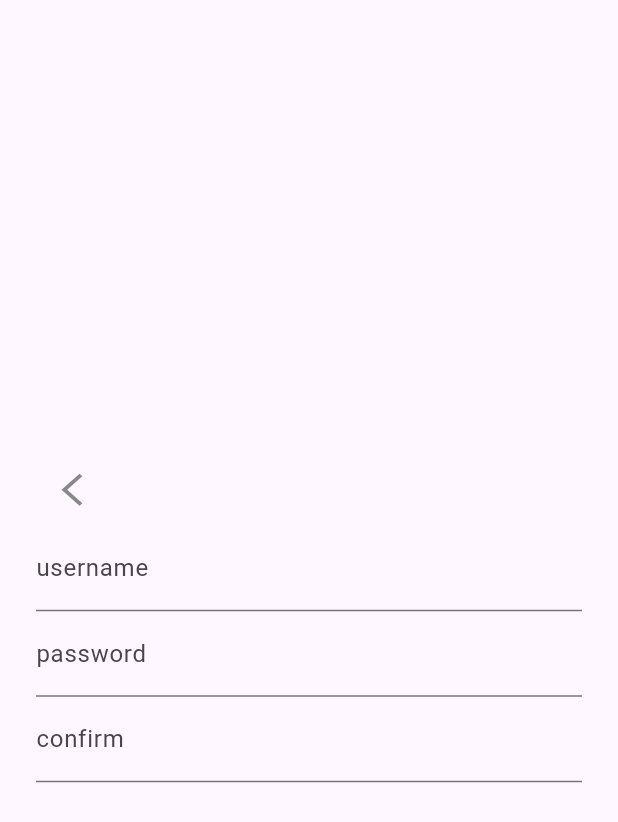
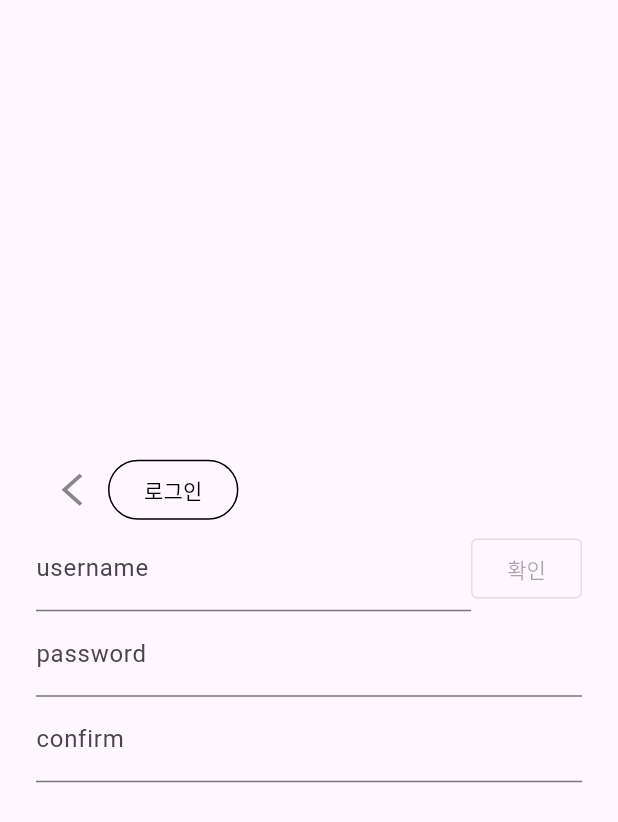
Before and after one commit to JorimJoram/TnA_app, a Flutter app: the SignupCoreScreen screen opened directly, on a phone screen of 412 x 824 dp. Shown: the top 822 px of the screen. Run offline on Flutter 3.47's test engine with Material 3 defaults, Android fonts, the phone set to English and light mode, and no system bars; our stand-ins replace flutter_svg, freezed_annotation; generated files the repository leaves out were written again.

Commit message:
add: validation button and other components

```diff
--- a/lib/features/authentication/signup/presentation/signup_core_screen.dart
+++ b/lib/features/authentication/signup/presentation/signup_core_screen.dart
@@ -57,7 +57,7 @@ class _SignupCoreScreenState extends State<SignupCoreScreen> {
                     mainAxisAlignment: MainAxisAlignment.center,
                     crossAxisAlignment: CrossAxisAlignment.stretch,
                     children: [
-                      SignupCoreHeader(onPress: backToLogin),
+                      SignupCoreHeader(toBack: backToLogin, toLogin: toLogin),
                       SignupCoreForm(
                         usernameController: usernameController,
                         passwordController: passwordController,
@@ -85,4 +85,11 @@ class _SignupCoreScreenState extends State<SignupCoreScreen> {
       MaterialPageRoute(builder: (context) => SigninScreen()),
     );
   }
+
+  void toLogin() {
+    Navigator.of(context).pushAndRemoveUntil(
+      MaterialPageRoute(builder: (context) => SigninScreen()),
+      (Route<dynamic> route) => false,
+    );
+  }
 }
--- a/lib/features/authentication/signup/presentation/widgets/composite/comm/signup_back_button.dart
+++ b/lib/features/authentication/signup/presentation/widgets/components/comm/signup_back_button.dart
@@ -1,5 +1,4 @@
 import 'package:flutter/material.dart';
-import 'package:flutter/widgets.dart';
 import 'package:flutter_svg/flutter_svg.dart';
 
 class SignupBackButton extends StatelessWidget {
--- a/lib/features/authentication/signup/presentation/widgets/composite/comm/signup_text_field.dart
+++ b/lib/features/authentication/signup/presentation/widgets/components/comm/signup_text_field.dart
@@ -1,5 +1,3 @@
-import 'dart:ffi';
-
 import 'package:flutter/material.dart';
 
 class SignupTextField extends StatelessWidget {
--- /dev/null
+++ b/lib/features/authentication/signup/presentation/widgets/components/comm/signup_to_login_button.dart
@@ -0,0 +1,18 @@
+import 'package:flutter/material.dart';
+
+class SignupToLoginButton extends StatelessWidget {
+  final VoidCallback toLogin;
+  const SignupToLoginButton({super.key, required this.toLogin});
+
+  @override
+  Widget build(BuildContext context) {
+    return OutlinedButton(
+      onPressed: toLogin,
+      style: OutlinedButton.styleFrom(
+        foregroundColor: Colors.black,
+        side: BorderSide(color: Colors.black),
+      ),
+      child: Text('로그인'),
+    );
+  }
+}
--- /dev/null
+++ b/lib/features/authentication/signup/presentation/widgets/components/comm/signup_validate_button.dart
@@ -0,0 +1,25 @@
+import 'package:flutter/material.dart';
+
+class SignupValidateButton extends StatelessWidget {
+  final VoidCallback? customOnPressed;
+  final String? buttonTitle;
+  final bool isDisabled;
+
+  const SignupValidateButton({
+    super.key,
+    required this.isDisabled,
+    this.customOnPressed,
+    this.buttonTitle,
+  });
+
+  @override
+  Widget build(BuildContext context) {
+    return OutlinedButton(
+      onPressed: isDisabled ? null : customOnPressed,
+      style: OutlinedButton.styleFrom(
+        shape: RoundedRectangleBorder(borderRadius: BorderRadius.circular(4)),
+      ),
+      child: Text(buttonTitle ?? ''),
+    );
+  }
+}
--- a/lib/features/authentication/signup/presentation/widgets/composite/core/signup_core_form.dart
+++ b/lib/features/authentication/signup/presentation/widgets/composite/core/signup_core_form.dart
@@ -1,5 +1,6 @@
 import 'package:flutter/material.dart';
-import 'package:tna_app/features/authentication/signup/presentation/widgets/composite/comm/signup_text_field.dart';
+import 'package:tna_app/features/authentication/signup/presentation/widgets/components/comm/signup_text_field.dart';
+import 'package:tna_app/features/authentication/signup/presentation/widgets/components/comm/signup_validate_button.dart';
 
 class SignupCoreForm extends StatelessWidget {
   final TextEditingController usernameController;
@@ -27,7 +28,10 @@ class SignupCoreForm extends StatelessWidget {
       crossAxisAlignment: CrossAxisAlignment.stretch,
       mainAxisSize: MainAxisSize.max,
       children: [
-        SignupTextField(
+        Row(
+          children: [
+            Expanded(
+              child: SignupTextField(
                 labelText: 'username',
                 hintText: '아이디를 입력해주세요',
                 focusNode: usernameFocusNode,
@@ -35,6 +39,10 @@ class SignupCoreForm extends StatelessWidget {
                 onSubmitted: (_) {
                   FocusScope.of(context).requestFocus(passwordFocusNode);
                 },
+              ),
+            ),
+            SignupValidateButton(isDisabled: false, buttonTitle: "확인"),
+          ],
         ),
         SignupTextField(
           labelText: 'password',
--- a/lib/features/authentication/signup/presentation/widgets/composite/core/signup_core_header.dart
+++ b/lib/features/authentication/signup/presentation/widgets/composite/core/signup_core_header.dart
@@ -1,17 +1,26 @@
 import 'package:flutter/material.dart';
-import 'package:tna_app/features/authentication/signup/presentation/widgets/composite/comm/signup_back_button.dart';
+import 'package:tna_app/features/authentication/signup/presentation/widgets/components/comm/signup_back_button.dart';
+import 'package:tna_app/features/authentication/signup/presentation/widgets/components/comm/signup_to_login_button.dart';
 
 class SignupCoreHeader extends StatelessWidget {
-  final VoidCallback? onPress;
+  final VoidCallback? toBack;
+  final VoidCallback toLogin;
 
-  const SignupCoreHeader({super.key, required this.onPress});
+  const SignupCoreHeader({
+    super.key,
+    required this.toBack,
+    required this.toLogin,
+  });
 
   @override
   Widget build(BuildContext context) {
-    return Column(
+    return Row(
       crossAxisAlignment: CrossAxisAlignment.start,
       mainAxisSize: MainAxisSize.min,
-      children: [SignupBackButton(toTheBack: onPress)],
+      children: [
+        SignupBackButton(toTheBack: toBack),
+        SignupToLoginButton(toLogin: toLogin),
+      ],
     );
   }
 }
--- a/pubspec.yaml
+++ b/pubspec.yaml
@@ -39,6 +39,7 @@ dependencies:
   freezed_annotation: ^3.1.0
   json_annotation: ^4.9.0
   flutter_svg: ^2.2.1
+  retrofit: ^4.7.2
 
 dev_dependencies:
   flutter_test:
```
Also changed, not shown: pubspec.lock. Lines whose indentation alone changed are shown as unchanged.
